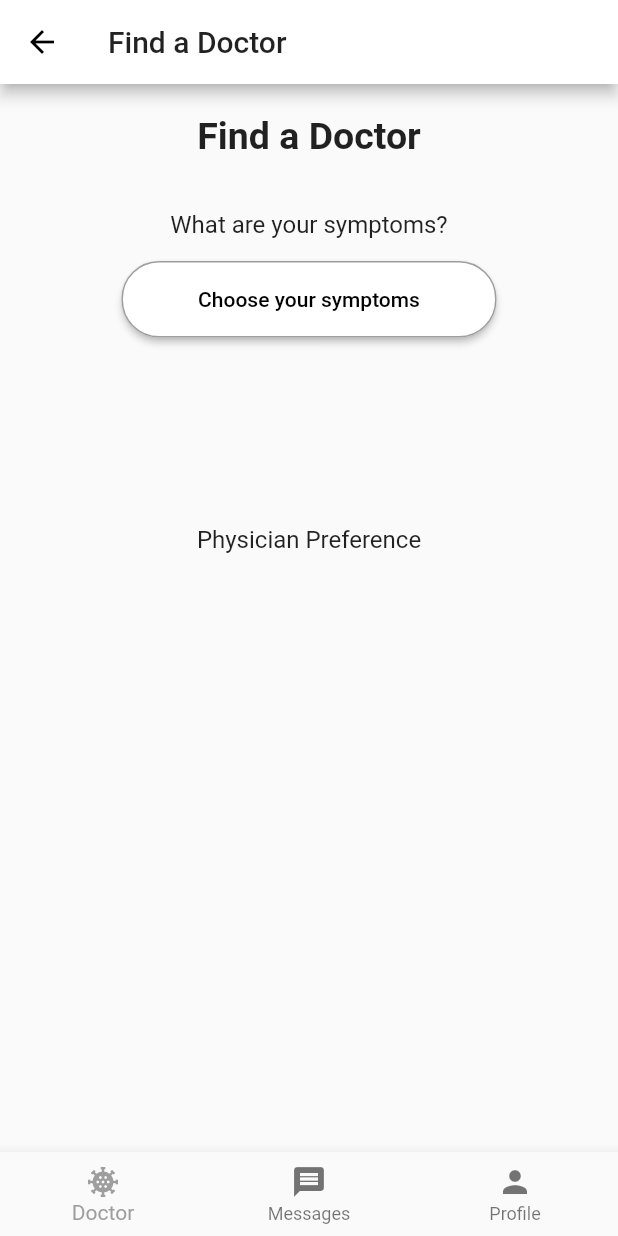
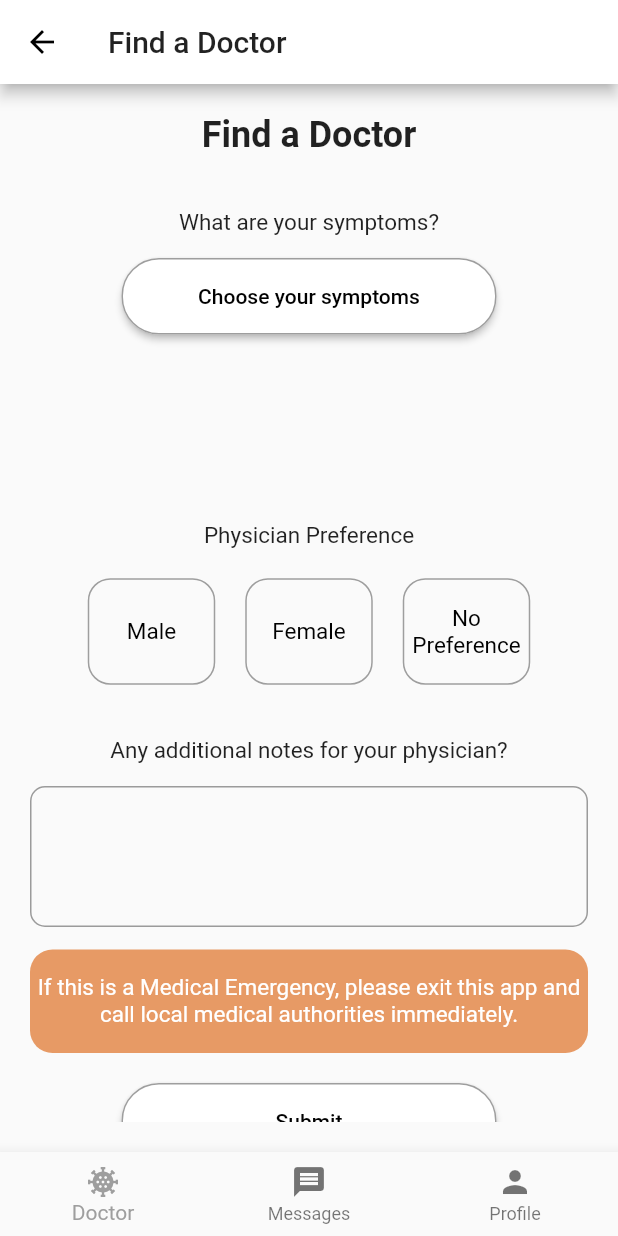
Before and after one commit to UT-Projects/solace-ui, a Flutter app: the screen it shows after launch, after a tap on "Test - Nav Bar", on a phone screen of 412 x 824 dp. Run offline on Flutter 3.47's test engine with Material 2 defaults, Android fonts, the phone set to English and light mode, and no system bars; our stand-ins replace flutter_redux, redux; missing offline and left inert: redux_saga.

Commit message:
finished the find a doctor screen

```diff
--- a/solace_ui/lib/find_doctor_screen.dart
+++ b/solace_ui/lib/find_doctor_screen.dart
@@ -13,19 +13,20 @@ class _FindDoctorScreenState extends State<FindDoctorScreen> {
   Widget build(BuildContext context) {
     return Container(
       margin: EdgeInsets.fromLTRB(20, 20, 20, 20),
+      child: SingleChildScrollView(
         child: Center(
           child: Column(children: [
             Text(
               "Find a Doctor",
               style: TextStyle(
-              fontSize: 25,
+                fontSize: 24,
                 fontWeight: FontWeight.bold,
               ),
             ),
             SizedBox(height: 35),
             Text(
               "What are your symptoms?",
-            style: TextStyle(fontSize: 16),
+              style: TextStyle(fontSize: 15),
             ),
             SizedBox(height: 15),
             ElevatedButton(
@@ -36,10 +37,58 @@ class _FindDoctorScreenState extends State<FindDoctorScreen> {
             SizedBox(height: 125),
             Text(
               "Physician Preference",
-            style: TextStyle(fontSize: 16),
+              style: TextStyle(fontSize: 15),
             ),
-          // PhysicianPreference(), FIX
+            PhysicianPreference(),
+            SizedBox(height: 15),
+            Text("Any additional notes for your physician?",
+                style: TextStyle(fontSize: 15)),
+            SizedBox(height: 15),
+            Container(
+              height: 94,
+              child: Expanded(
+                child: TextField(
+                  decoration: InputDecoration(
+                    border: OutlineInputBorder(
+                      borderSide: BorderSide(),
+                      borderRadius: BorderRadius.circular(10),
+                    ),
+                  ),
+                  expands: true,
+                  maxLines: null,
+                ),
+              ),
+            ),
+            SizedBox(height: 15),
+            Container(
+              height: 69,
+              child: Center(
+                child: Text(
+                  "If this is a Medical Emergency, please exit this app and call local medical authorities immediately.",
+                  style: TextStyle(
+                    fontSize: 15.0,
+                    color: Colors.white,
+                  ),
+                  textAlign: TextAlign.center,
+                ),
+              ),
+              decoration: BoxDecoration(
+                color: Color(0xFFE79A65),
+                borderRadius: BorderRadius.all(Radius.circular(15)),
+              ),
+            ),
+            SizedBox(
+              height: 20,
+            ),
+            ElevatedButton(
+              onPressed: () => {
+                Navigator.push(context,
+                    MaterialPageRoute(builder: (context) => FindDoctorScreen())),
+              },
+              child: Text('Submit'),
+            ),
           ]),
+        ),
       ),
     );
   }
@@ -65,10 +114,15 @@ class _PhysicianPreferenceState extends State<PhysicianPreference> {
 
   @override
   Widget build(BuildContext context) {
-    return new ListView.builder(
+    return Container(
+      height: 110,
+      child: ListView.builder(
+        shrinkWrap: true,
+        scrollDirection: Axis.horizontal,
         itemCount: buttonData.length,
         itemBuilder: (BuildContext context, int index) {
-        return new InkWell(
+          return Material(
+            child: InkWell(
               splashColor: Colors.blueAccent,
               onTap: () {
                 setState(() {
@@ -76,8 +130,11 @@ class _PhysicianPreferenceState extends State<PhysicianPreference> {
                   buttonData[index].isSelected = true;
                 });
               },
-            child: new RadioItem(buttonData[index]));
+              child: new RadioItem(buttonData[index]),
+            ),
+          );
         },
+      ),
     );
   }
 }
@@ -88,18 +145,19 @@ class RadioItem extends StatelessWidget {
   @override
   Widget build(BuildContext context) {
     return Container(
-      margin: EdgeInsets.all(15.0),
+      margin: EdgeInsets.all(10.0),
       child: Row(mainAxisSize: MainAxisSize.max, children: <Widget>[
         Container(
-          height: 50.0,
-          width: 50.0,
+          height: 71,
+          width: 85,
           child: Center(
             child: Text(
               _item.buttonText,
               style: TextStyle(
                 color: _item.isSelected ? Colors.white : Colors.black,
-                fontSize: 18.0,
+                fontSize: 15.0,
               ),
+              textAlign: TextAlign.center,
             ),
           ),
           decoration: BoxDecoration(
@@ -108,8 +166,7 @@ class RadioItem extends StatelessWidget {
                 width: 1.0,
                 color: _item.isSelected ? Colors.blueAccent : Colors.grey,
               ),
-            borderRadius:  const BorderRadius.all(const Radius.circular(2.0))
-          ),
+              borderRadius: BorderRadius.all(Radius.circular(15))),
         ),
       ]),
     );
--- a/solace_ui/lib/opening_screen.dart
+++ b/solace_ui/lib/opening_screen.dart
@@ -1,7 +1,6 @@
 import 'package:flutter/material.dart';
 import 'package:solace_ui/navbar.dart';
 import 'package:solace_ui/signup_screen.dart';
-// import "package:universal_html/html.dart";
 
 import 'login_screen.dart';
 
```
Lines whose indentation alone changed are shown as unchanged.
